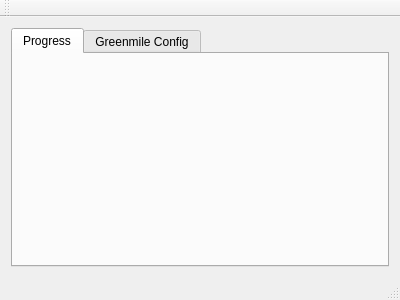
Above: mainwindow.ui from ademarest/GreenmileBridge before the change. Below: the same form after it.
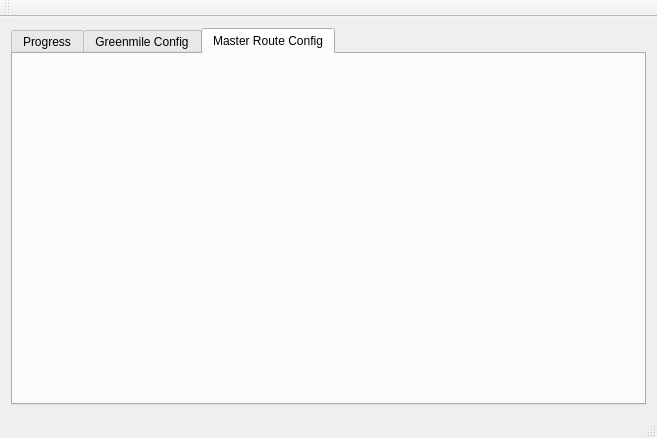
That is the form after the change. The open tabs and pages were chosen to show the change.

```diff
--- a/mainwindow.ui
+++ b/mainwindow.ui
@@ -6,8 +6,8 @@
    <rect>
     <x>0</x>
     <y>0</y>
-    <width>400</width>
-    <height>300</height>
+    <width>657</width>
+    <height>438</height>
    </rect>
   </property>
   <property name="windowTitle">
@@ -40,6 +40,16 @@
         </item>
        </layout>
       </widget>
+      <widget class="QWidget" name="mrsConfigTab">
+       <attribute name="title">
+        <string>Master Route Config</string>
+       </attribute>
+       <layout class="QGridLayout" name="gridLayout_3">
+        <item row="0" column="0">
+         <layout class="QGridLayout" name="mrsConfigGrid"/>
+        </item>
+       </layout>
+      </widget>
      </widget>
     </item>
    </layout>
```
Left out of the diff: 2 changed lines with no effect on the pictures.
